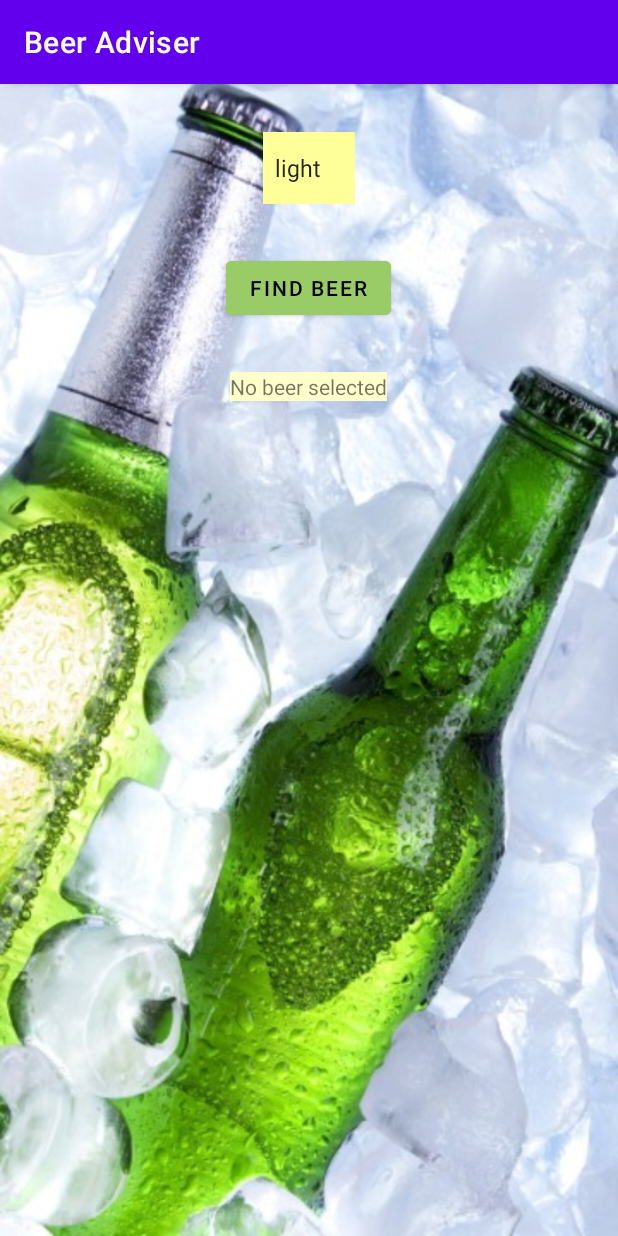
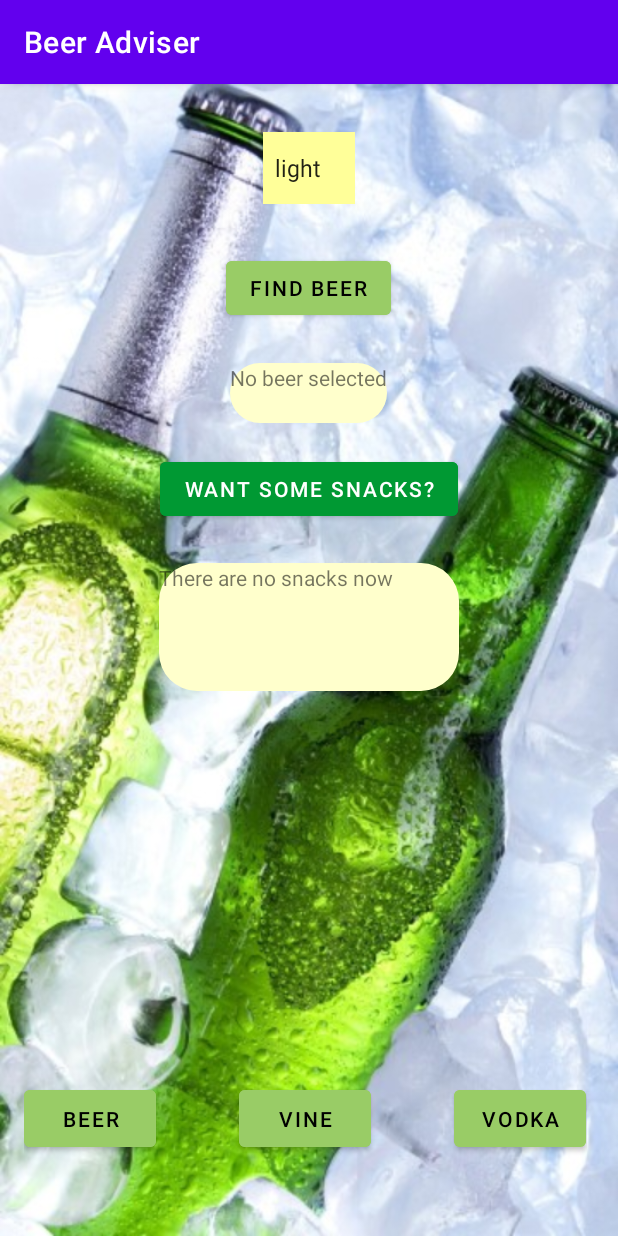
Before and after one commit to sadfattycat/BeerApplication, an Android app: the screen it shows after launch (MainActivity), on a phone screen of 412 x 824 dp. Run offline under Robolectric (Android 15) with nearby library versions, the phone set to English and light mode, and no system bars.

Commit message:
Rounded corners added

```diff
--- a/app/build.gradle
+++ b/app/build.gradle
@@ -33,6 +33,7 @@ dependencies {
     implementation 'androidx.appcompat:appcompat:1.6.1'
     implementation 'com.google.android.material:material:1.8.0'
     implementation 'androidx.constraintlayout:constraintlayout:2.1.4'
+    implementation 'androidx.wear.tiles:tiles-material:1.1.0-alpha04'
     testImplementation 'junit:junit:4.13.2'
     androidTestImplementation 'androidx.test.ext:junit:1.1.5'
     androidTestImplementation 'androidx.test.espresso:espresso-core:3.5.1'
--- /dev/null
+++ b/app/src/main/res/drawable/rounded_corners.xml
@@ -0,0 +1,8 @@
+<?xml version="1.0" encoding="utf-8"?>
+<selector xmlns:android="http://schemas.android.com/apk/res/android">
+    <item>
+        <shape xmlns:android="http://schemas.android.com/apk/res/android">
+            <corners android:radius="25dp" />
+        </shape>
+    </item>
+</selector>
--- a/app/src/main/res/layout/activity_main.xml
+++ b/app/src/main/res/layout/activity_main.xml
@@ -39,16 +39,94 @@
 
     <TextView
         android:layout_width="wrap_content"
-        android:layout_height="wrap_content"
+        android:layout_height="40dp"
         android:text="@string/no_beer_selected"
-        android:background="#FFFFCC"
+        android:background="@drawable/rounded_corners"
+        android:backgroundTint="#FFFFCC"
         android:id="@+id/textView"
         android:layout_gravity="center"
-        android:layout_margin="16dp"
+        android:layout_margin="10dp"
         app:layout_constraintBottom_toBottomOf="parent"
         app:layout_constraintEnd_toEndOf="parent"
         app:layout_constraintStart_toStartOf="parent"
         app:layout_constraintTop_toTopOf="parent" />
 
+    <Button
+        android:layout_width="wrap_content"
+        android:layout_height="wrap_content"
+        android:id="@+id/snackbtn"
+        android:layout_marginTop="10dp"
+        android:text="@string/want_snacks"
+        android:backgroundTint="#009933"
+        android:layout_gravity="center"
+        android:onClick="onClickSnaks"
+        >
+
+    </Button>
+
+    <TextView
+        android:layout_width="200dp"
+        android:layout_height="85dp"
+        android:text="@string/no_snacks_now"
+        android:layout_gravity="center"
+        android:layout_marginTop="25dp"
+        android:background="@drawable/rounded_corners"
+        android:backgroundTint="#FFFFCC"
+        android:id="@+id/textSnacks"
+        >
+
+    </TextView>
+
+    <LinearLayout
+        android:layout_width="375dp"
+        android:layout_height="200dp"
+        android:layout_marginTop="130dp"
+        android:orientation="horizontal">
+
+    <Button
+        android:id="@+id/beerbtn"
+        android:layout_width="wrap_content"
+        android:layout_height="50dp"
+        android:layout_marginTop="130dp"
+        android:layout_marginBottom="150dp"
+        android:backgroundTint="#99CC66"
+        android:layout_marginStart="0dp"
+        android:text="Beer"
+        android:textColor="@color/black"
+        android:visibility="visible">
+
+    </Button>
+
+    <Button
+        android:id="@+id/vinebtn"
+        android:layout_width="wrap_content"
+        android:layout_height="50dp"
+        android:layout_marginTop="130dp"
+        android:layout_marginBottom="150dp"
+        android:layout_marginStart="55dp"
+        android:backgroundTint="#99CC66"
+        android:text="Vine"
+        android:onClick="onClickVineActivity"
+        android:textColor="@color/black"
+        android:visibility="visible">
+
+    </Button>
+
+        <Button
+            android:id="@+id/vodkabtn"
+            android:layout_width="wrap_content"
+            android:layout_height="50dp"
+            android:layout_marginStart="55dp"
+            android:layout_marginTop="130dp"
+            android:layout_marginBottom="150dp"
+            android:backgroundTint="#99CC66"
+            android:text="Vodka"
+            android:textColor="@color/black"
+            android:onClick="onClickVodkaActivity"
+            android:visibility="visible">
+
+        </Button>
+
+    </LinearLayout>
 
 </LinearLayout>
```
Also changed, not shown: app/src/main/AndroidManifest.xml (+14 -0 lines), app/src/main/java/com/example/beeradviser/MainActivity.java (+31 -3 lines), app/src/main/java/com/example/beeradviser/VineActivity.java (added, +65 -0 lines), app/src/main/java/com/example/beeradviser/VineExpert.java (added, +33 -0 lines), app/src/main/java/com/example/beeradviser/VodkaActivity.java (added, +65 -0 lines), app/src/main/java/com/example/beeradviser/VodkaExpert.java (added, +29 -0 lines), app/src/main/res/layout/activity_vino.xml (added, +132 -0 lines), app/src/main/res/layout/activity_vodka.xml (added, +132 -0 lines), app/src/main/res/values/strings.xml (+48 -0 lines), 1 other file.
